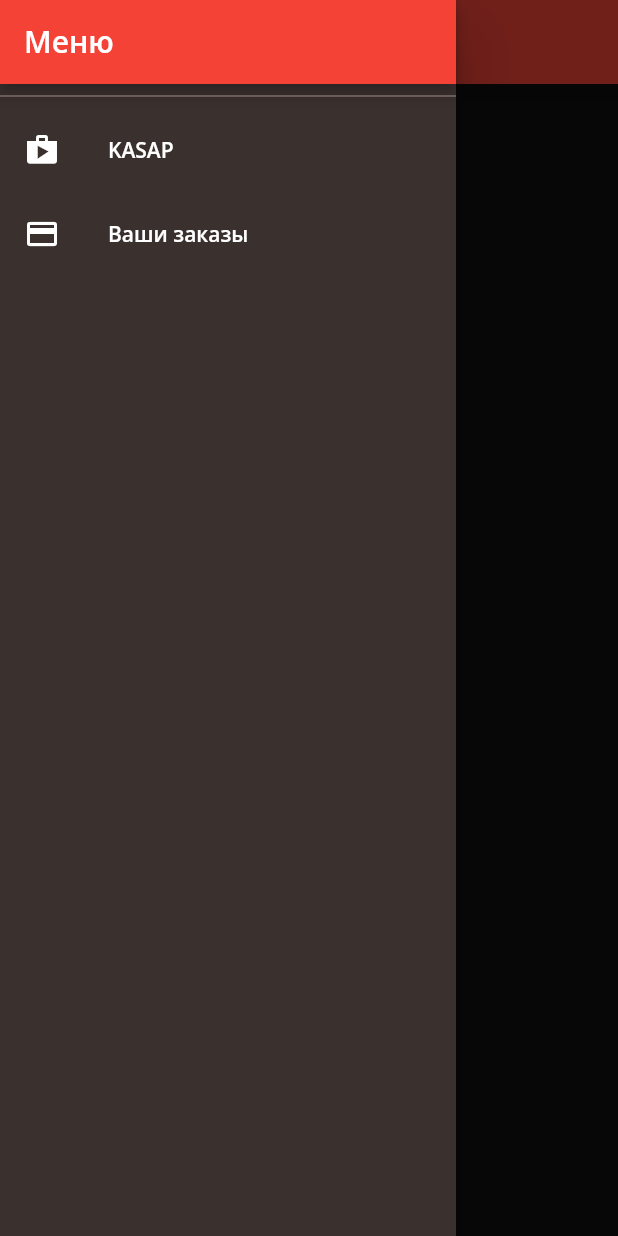
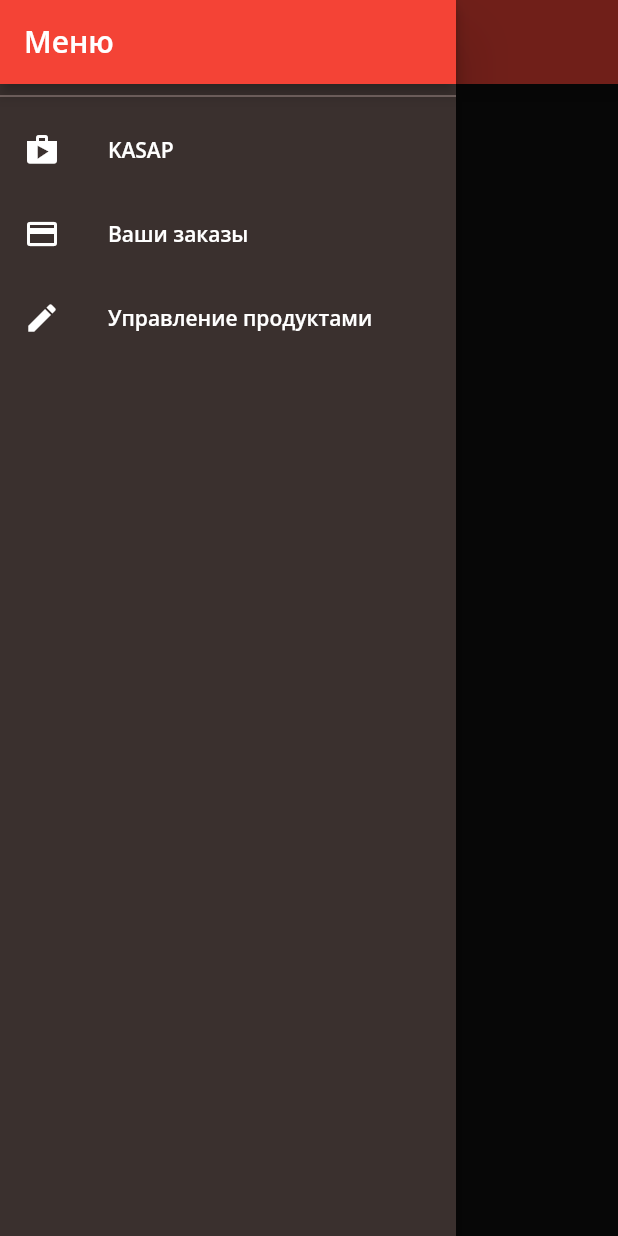
Before and after one commit to CreVL/shop_flutter_app, a Flutter app: the OrdersScreen screen opened by its route, with the side drawer open, on a phone screen of 412 x 824 dp. Run offline on Flutter 3.47's test engine with Material 2 defaults, Android fonts, the phone set to English and light mode, and no system bars; network calls fail.

Commit message:
UI products list

```diff
--- a/lib/main.dart
+++ b/lib/main.dart
@@ -9,6 +9,7 @@ import 'package:shop_flutter_app/providers/cart.dart';
 import 'package:shop_flutter_app/screens/cart_screen.dart';
 import './providers/orders.dart';
 import 'package:shop_flutter_app/screens/orders_screen.dart';
+import './screens/user_products_screen.dart';
 
 void main() => runApp(MyApp());
 
@@ -45,6 +46,7 @@ class MyApp extends StatelessWidget {
           ProductDetailsScreen.routeName: (ctx) => ProductDetailsScreen(),
           CartScreen.routeName: (ctx) => CartScreen(),
           OrdersScreen.routeName: (ctx) => OrdersScreen(),
+          UserProductsScreen.routeName: (ctx) => const UserProductsScreen(),
         },
       ),
     );
--- a/lib/screens/orders_screen.dart
+++ b/lib/screens/orders_screen.dart
@@ -18,9 +18,16 @@ class OrdersScreen extends StatelessWidget {
         title: Text('Ваши заказы'),
       ),
       drawer: AppBox(),
-      body: ListView.builder(
-        itemCount: orderDate.orders.length,
-      itemBuilder: (ctx, i) => OrderItem(orderDate.orders[i]),),
+      body: orderDate.orders.isEmpty
+          ? const Center(
+              child: Text(
+                'Нет действующих заказов',
+              ),
+            )
+          : ListView.builder(
+              itemCount: orderDate.orders.length,
+              itemBuilder: (ctx, i) => OrderItem(orderDate.orders[i]),
+            ),
     );
   }
 }
--- a/lib/widgets/app_box.dart
+++ b/lib/widgets/app_box.dart
@@ -1,5 +1,6 @@
 import 'package:flutter/material.dart';
 import 'package:shop_flutter_app/screens/orders_screen.dart';
+import 'package:shop_flutter_app/screens/user_products_screen.dart';
 
 class AppBox extends StatelessWidget {
   const AppBox({Key? key}) : super(key: key);
@@ -9,19 +10,32 @@ class AppBox extends StatelessWidget {
     return Drawer(
       child: Column(
         children: <Widget>[
-          AppBar(title: Text('Меню'),
-          automaticallyImplyLeading: false,),
+          AppBar(
+            title: Text('Меню'),
+            automaticallyImplyLeading: false,
+          ),
           Divider(),
-          ListTile(leading: Icon(Icons.shop),
+          ListTile(
+            leading: Icon(Icons.shop),
             title: Text("KASAP"),
-            onTap: (){
-            Navigator.of(context).pushReplacementNamed('/');
+            onTap: () {
+              Navigator.of(context).pushReplacementNamed('/');
             },
           ),
-          ListTile(leading: Icon(Icons.payment),
+          ListTile(
+            leading: Icon(Icons.payment),
             title: Text("Ваши заказы"),
-            onTap: (){
-              Navigator.of(context).pushReplacementNamed(OrdersScreen.routeName);
+            onTap: () {
+              Navigator.of(context)
+                  .pushReplacementNamed(OrdersScreen.routeName);
+            },
+          ),
+          ListTile(
+            leading: Icon(Icons.edit),
+            title: Text("Управление продуктами"),
+            onTap: () {
+              Navigator.of(context)
+                  .pushReplacementNamed(UserProductsScreen.routeName);
             },
           ),
         ],
--- a/lib/widgets/cart_item.dart
+++ b/lib/widgets/cart_item.dart
@@ -23,7 +23,7 @@ class CartItem extends StatelessWidget {
     return Dismissible(
       key: ValueKey(id),
       background: Container(
-        color: Theme.of(context).errorColor,
+        color: Theme.of(context).colorScheme.error,
         child: Icon(
           Icons.delete,
           color: Colors.white,
--- a/lib/widgets/order_item.dart
+++ b/lib/widgets/order_item.dart
@@ -6,7 +6,7 @@ import 'package:shop_flutter_app/providers/orders.dart' as ord;
 class OrderItem extends StatefulWidget {
   final ord.OrderItem order;
 
-  OrderItem(this.order);
+  const OrderItem(this.order, {super.key});
 
   @override
   State<OrderItem> createState() => _OrderItemState();
```
Also changed, not shown: lib/screens/user_products_screen.dart (+30 -7 lines), lib/widgets/user_product_item.dart (added, +34 -0 lines).
